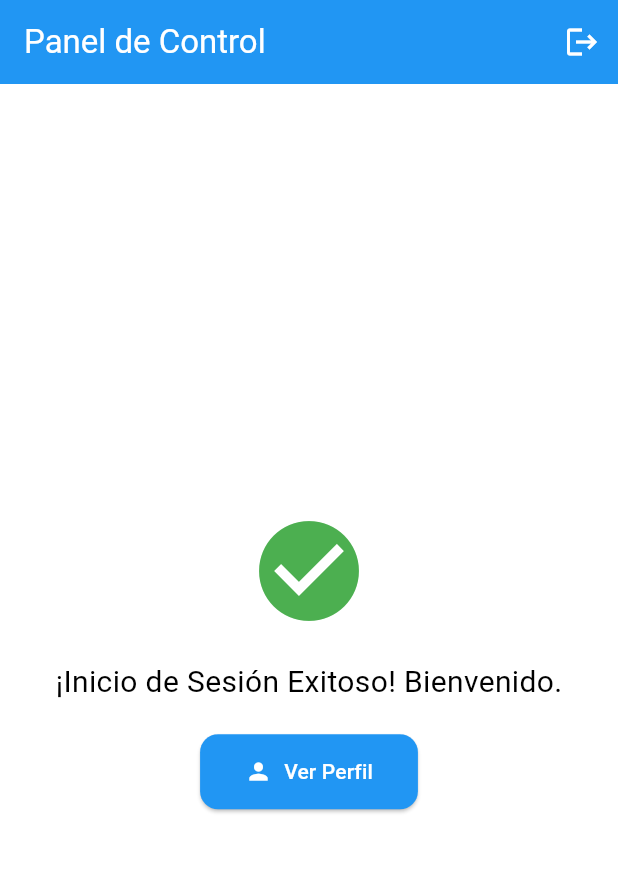
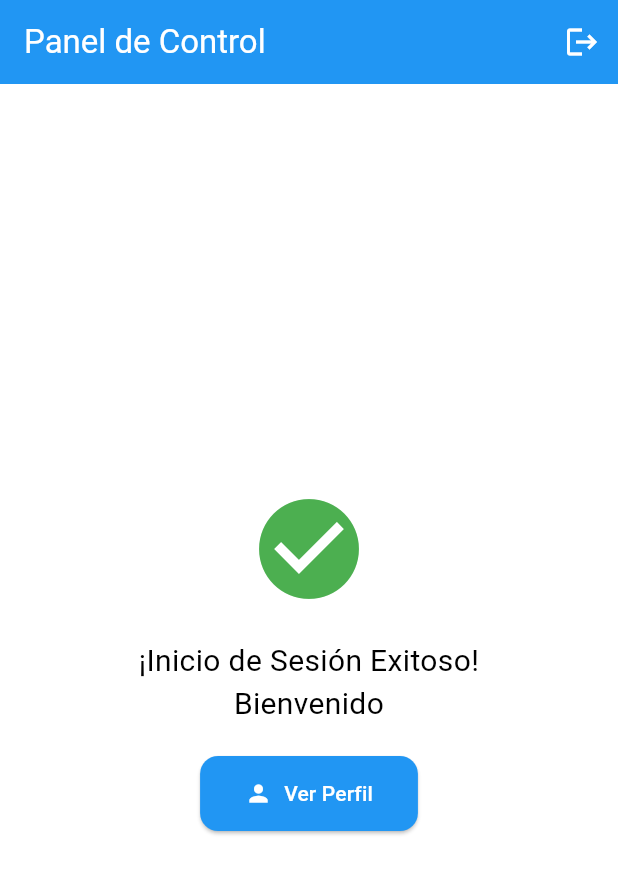
Before and after one commit to alehernandezunimet/MetroGestion, a Flutter app: the HomeScreen screen opened directly, on a phone screen of 412 x 824 dp. Shown: the top 874 px of the screen. Run offline on Flutter 3.47's test engine with Material 3 defaults, Android fonts, the phone set to English and light mode, and no system bars; our stand-ins replace cloud_firestore, firebase_auth, firebase_core; accounts and stored records are empty.

Commit message:
modificaciones pequeñas

```diff
--- a/lib/screens/home/home_screen.dart
+++ b/lib/screens/home/home_screen.dart
@@ -20,6 +20,7 @@
     return Scaffold(
       appBar: AppBar(
         title: const Text('Panel de Control'),
+
         automaticallyImplyLeading: false,
         backgroundColor: Colors.blue,
         foregroundColor: Colors.white,
@@ -44,8 +45,9 @@
             const SizedBox(height: 20),
 
 
-            const Text(
-              '¡Inicio de Sesión Exitoso! Bienvenido.',
+            Text(
+               '¡Inicio de Sesión Exitoso!\nBienvenido ${user?.email ?? "Usuario"}',
+              textAlign: TextAlign.center,
               style: TextStyle(fontSize: 20),
             ),
             const SizedBox(height: 20),
--- a/lib/screens/perfil/perfil_profesor_screen.dart
+++ b/lib/screens/perfil/perfil_profesor_screen.dart
@@ -44,7 +44,7 @@
           final data = snapshot.data!.data() as Map<String, dynamic>?;
 
           final userEmail = user.email ?? 'No disponible';
-          final userRole = data?['rol'] ?? 'Profesor';
+          //final userRole = data?['rol'] ?? 'Profesor'; No es necesario ya que es fijo para este perfil
           final registrationDate = data?['fechaRegistro'] != null
               ? (data!['fechaRegistro'] as Timestamp)
               .toDate()
```
